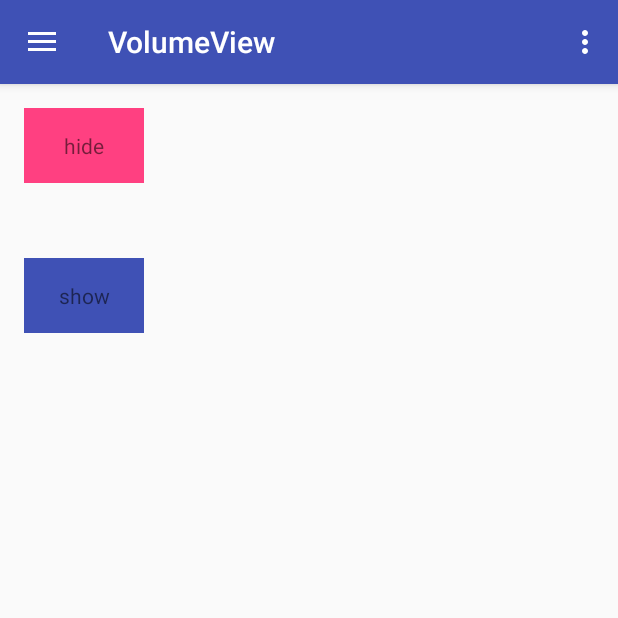
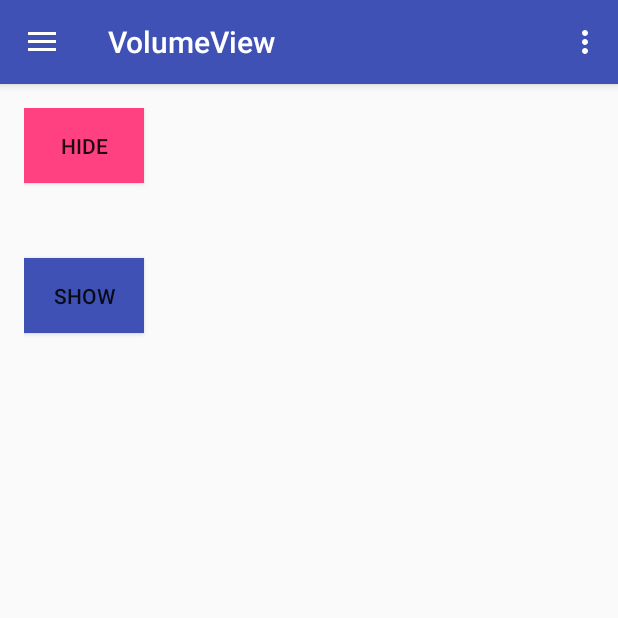
Before and after one commit to KateChris/MyVolumeView, an Android app: the screen it shows after launch (MainActivity), on a phone screen of 412 x 824 dp, the top half of it. Run offline under Robolectric (Android 15) with nearby library versions, the phone set to English and light mode, and no system bars; our stand-ins replace CircleImageView, EventBus.

Commit message:
悬浮窗可拖动 按钮类型textview换为button

```diff
--- a/app/src/main/java/com/chris/volumeview/MainActivity.java
+++ b/app/src/main/java/com/chris/volumeview/MainActivity.java
@@ -13,6 +13,7 @@ import android.support.v7.app.AppCompatActivity;
 import android.support.v7.widget.Toolbar;
 import android.view.Menu;
 import android.view.MenuItem;
+import android.widget.Button;
 import android.widget.TextView;
 
 import org.greenrobot.eventbus.EventBus;
@@ -48,8 +49,8 @@ public class MainActivity extends AppCompatActivity
         NavigationView navigationView = (NavigationView) findViewById(R.id.nav_view);
         navigationView.setNavigationItemSelectedListener(this);
 
-        TextView hide = (TextView) findViewById(R.id.tv_hide);
-        TextView show = (TextView) findViewById(R.id.tv_show);
+        Button hide = (Button) findViewById(R.id.tv_hide);
+        Button show = (Button) findViewById(R.id.tv_show);
 
         show.setOnClickListener(new View.OnClickListener() {
             @Override
--- a/app/src/main/java/com/chris/volumeview/MusicPlayerService.java
+++ b/app/src/main/java/com/chris/volumeview/MusicPlayerService.java
@@ -20,7 +20,7 @@ public class MusicPlayerService extends Service {
     /**
      * 是否正在播放中
      */
-    boolean isplaying;
+    boolean isplaying=true;
     /**
      * 定时器，定时进行检测当前应该创建还是移除悬浮窗。
      */
@@ -76,8 +76,6 @@ public class MusicPlayerService extends Service {
     @Subscribe
     public void onEventMainThread(FirstEvent event) {
 
-        String msg = "onEventMainThread收到了消息：" + event.getMsg();
-        Toast.makeText(this, msg, Toast.LENGTH_LONG).show();
         isplaying = event.getMsg();
         if (event.getMsg()==true){
             volumeViewController.showAudioView();
--- /dev/null
+++ b/app/src/main/res/drawable/hide_selector.xml
@@ -0,0 +1,7 @@
+<?xml version="1.0" encoding="utf-8"?>
+<selector xmlns:android="http://schemas.android.com/apk/res/android">
+
+    <item android:drawable="@android:color/white" android:state_pressed="true"/>
+    <item android:drawable="@color/colorAccent"/>
+
+</selector>
--- /dev/null
+++ b/app/src/main/res/drawable/show_selector.xml
@@ -0,0 +1,7 @@
+<?xml version="1.0" encoding="utf-8"?>
+<selector xmlns:android="http://schemas.android.com/apk/res/android">
+
+    <item android:drawable="@android:color/white" android:state_pressed="true"/>
+    <item android:drawable="@color/colorPrimary"/>
+
+</selector>
--- a/app/src/main/res/layout/content_main.xml
+++ b/app/src/main/res/layout/content_main.xml
@@ -12,20 +12,20 @@
     tools:context="com.chris.volumeview.MainActivity"
     tools:showIn="@layout/app_bar_main">
 
-    <TextView
+    <Button
         android:id="@+id/tv_hide"
         android:gravity="center"
-        android:background="@color/colorAccent"
+        android:background="@drawable/hide_selector"
         android:layout_width="80dp"
         android:layout_height="50dp"
         android:text="hide" />
 
-    <TextView
+    <Button
         android:layout_marginTop="50dp"
         android:layout_below="@id/tv_hide"
         android:gravity="center"
         android:id="@+id/tv_show"
-        android:background="@color/colorPrimary"
+        android:background="@drawable/show_selector"
         android:text="show"
         android:layout_width="80dp"
         android:layout_height="50dp" />
```
